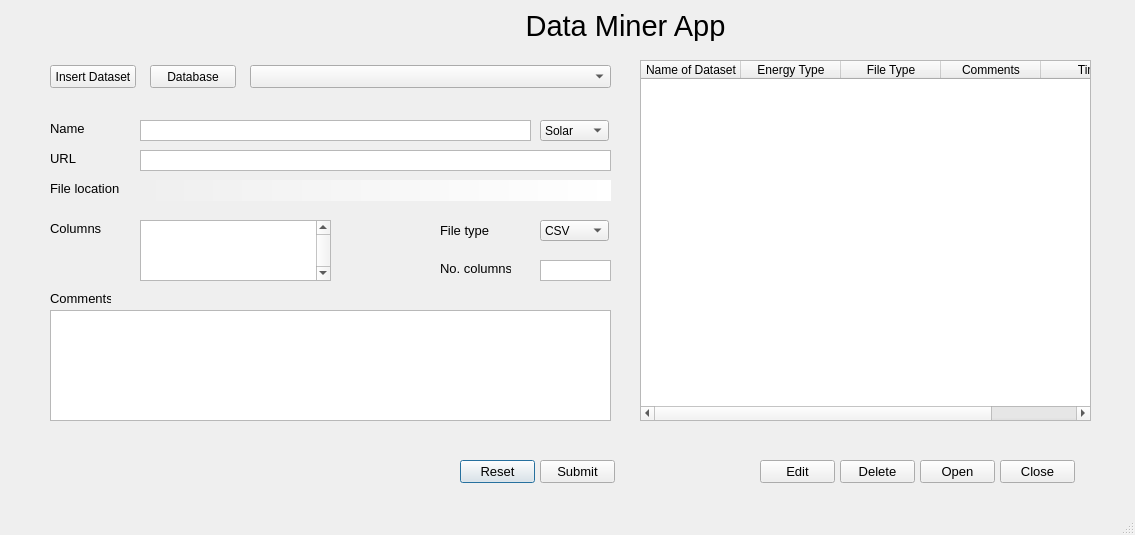
gadher80/PyQt5-GUI-Dataproject, file PyQT5Project/DataMiner.ui: the form before one commit.
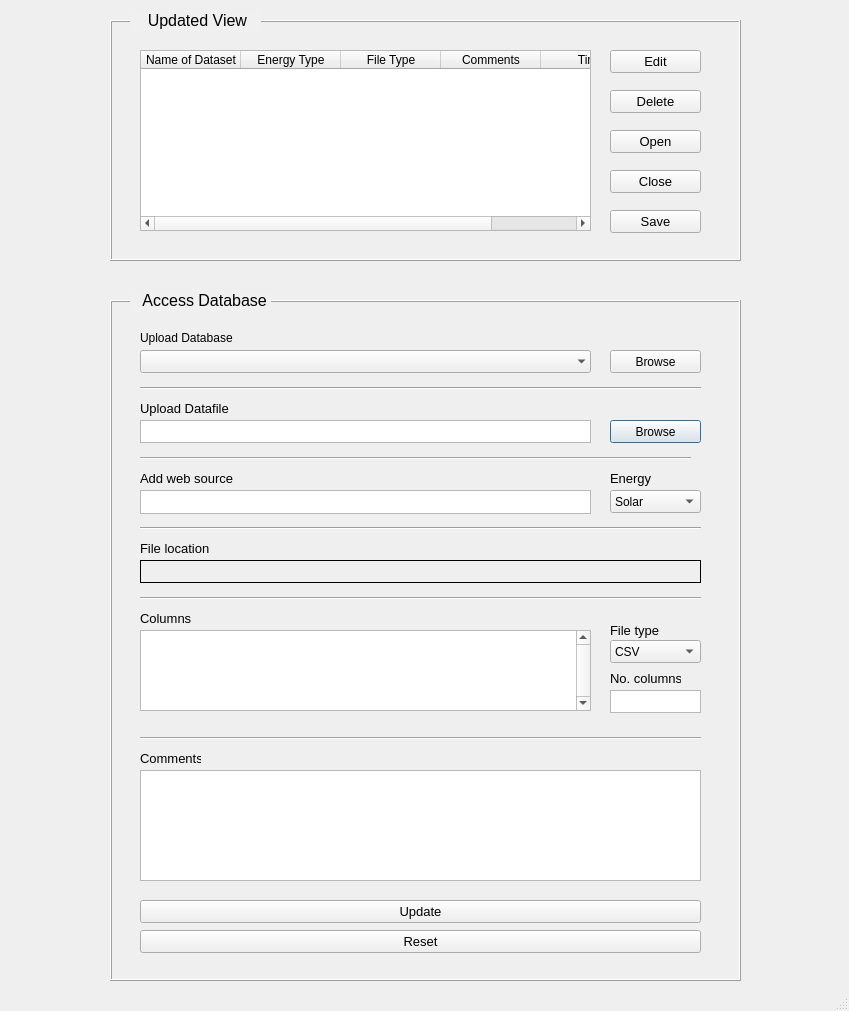
The form after the commit.

```diff
--- a/PyQT5Project/DataMiner.ui
+++ b/PyQT5Project/DataMiner.ui
@@ -9,8 +9,8 @@
    <rect>
     <x>0</x>
     <y>0</y>
-    <width>1135</width>
-    <height>535</height>
+    <width>849</width>
+    <height>1011</height>
    </rect>
   </property>
   <property name="sizePolicy">
@@ -44,34 +44,13 @@
   <property name="sizeGripEnabled">
    <bool>true</bool>
   </property>
-  <widget class="QLabel" name="label">
-   <property name="geometry">
-    <rect>
-     <x>510</x>
-     <y>10</y>
-     <width>231</width>
-     <height>31</height>
-    </rect>
-   </property>
-   <property name="font">
-    <font>
-     <pointsize>22</pointsize>
-    </font>
-   </property>
-   <property name="text">
-    <string>Data Miner App</string>
-   </property>
-   <property name="alignment">
-    <set>Qt::AlignCenter</set>
-   </property>
-  </widget>
   <widget class="QComboBox" name="EnergycomboBox">
    <property name="geometry">
     <rect>
-     <x>540</x>
-     <y>120</y>
-     <width>69</width>
-     <height>21</height>
+     <x>610</x>
+     <y>490</y>
+     <width>91</width>
+     <height>23</height>
     </rect>
    </property>
    <property name="font">
@@ -113,9 +92,9 @@
   <widget class="QLabel" name="label_2">
    <property name="geometry">
     <rect>
-     <x>50</x>
-     <y>120</y>
-     <width>81</width>
+     <x>140</x>
+     <y>400</y>
+     <width>131</width>
      <height>16</height>
     </rect>
    </property>
@@ -125,15 +104,15 @@
     </font>
    </property>
    <property name="text">
-    <string>Name</string>
+    <string>Upload Datafile</string>
    </property>
   </widget>
   <widget class="QLabel" name="label_3">
    <property name="geometry">
     <rect>
-     <x>50</x>
-     <y>150</y>
-     <width>41</width>
+     <x>140</x>
+     <y>470</y>
+     <width>121</width>
      <height>16</height>
     </rect>
    </property>
@@ -143,14 +122,14 @@
     </font>
    </property>
    <property name="text">
-    <string>URL</string>
+    <string>Add web source</string>
    </property>
   </widget>
   <widget class="QLabel" name="label_4">
    <property name="geometry">
     <rect>
-     <x>50</x>
-     <y>180</y>
+     <x>140</x>
+     <y>540</y>
      <width>71</width>
      <height>16</height>
     </rect>
@@ -167,8 +146,8 @@
   <widget class="QLabel" name="label_5">
    <property name="geometry">
     <rect>
-     <x>440</x>
-     <y>220</y>
+     <x>610</x>
+     <y>620</y>
      <width>51</width>
      <height>21</height>
     </rect>
@@ -185,8 +164,8 @@
   <widget class="QLabel" name="label_6">
    <property name="geometry">
     <rect>
-     <x>50</x>
-     <y>220</y>
+     <x>140</x>
+     <y>610</y>
      <width>81</width>
      <height>16</height>
     </rect>
@@ -203,8 +182,8 @@
   <widget class="QLabel" name="label_7">
    <property name="geometry">
     <rect>
-     <x>440</x>
-     <y>260</y>
+     <x>610</x>
+     <y>670</y>
      <width>71</width>
      <height>16</height>
     </rect>
@@ -221,8 +200,8 @@
   <widget class="QLabel" name="label_8">
    <property name="geometry">
     <rect>
-     <x>50</x>
-     <y>290</y>
+     <x>140</x>
+     <y>750</y>
      <width>61</width>
      <height>16</height>
     </rect>
@@ -239,9 +218,9 @@
   <widget class="QPushButton" name="ResetButton">
    <property name="geometry">
     <rect>
-     <x>460</x>
-     <y>460</y>
-     <width>75</width>
+     <x>140</x>
+     <y>930</y>
+     <width>561</width>
      <height>23</height>
     </rect>
    </property>
@@ -253,13 +232,22 @@
    <property name="text">
     <string>Reset</string>
    </property>
+   <property name="autoDefault">
+    <bool>false</bool>
+   </property>
+   <property name="default">
+    <bool>false</bool>
+   </property>
+   <property name="flat">
+    <bool>false</bool>
+   </property>
   </widget>
   <widget class="QPushButton" name="insertButton">
    <property name="geometry">
     <rect>
-     <x>50</x>
-     <y>65</y>
-     <width>86</width>
+     <x>610</x>
+     <y>420</y>
+     <width>91</width>
      <height>23</height>
     </rect>
    </property>
@@ -269,7 +257,7 @@
     </font>
    </property>
    <property name="text">
-    <string>Insert Dataset</string>
+    <string notr="true">Browse</string>
    </property>
    <property name="iconSize">
     <size>
@@ -290,12 +278,18 @@
   <widget class="QTableWidget" name="DataTableWidget">
    <property name="geometry">
     <rect>
-     <x>640</x>
-     <y>60</y>
+     <x>140</x>
+     <y>50</y>
      <width>451</width>
-     <height>361</height>
+     <height>181</height>
     </rect>
    </property>
+   <property name="mouseTracking">
+    <bool>true</bool>
+   </property>
+   <property name="layoutDirection">
+    <enum>Qt::LeftToRight</enum>
+   </property>
    <property name="autoFillBackground">
     <bool>true</bool>
    </property>
@@ -343,9 +337,9 @@
   <widget class="QPushButton" name="submitButton">
    <property name="geometry">
     <rect>
-     <x>540</x>
-     <y>460</y>
-     <width>75</width>
+     <x>140</x>
+     <y>900</y>
+     <width>561</width>
      <height>23</height>
     </rect>
    </property>
@@ -355,16 +349,16 @@
     </font>
    </property>
    <property name="text">
-    <string>Submit</string>
+    <string>Update</string>
    </property>
   </widget>
   <widget class="QLabel" name="locationLabel">
    <property name="geometry">
     <rect>
      <x>140</x>
-     <y>180</y>
-     <width>471</width>
-     <height>21</height>
+     <y>560</y>
+     <width>561</width>
+     <height>23</height>
     </rect>
    </property>
    <property name="font">
@@ -373,10 +367,16 @@
     </font>
    </property>
    <property name="autoFillBackground">
-    <bool>false</bool>
+    <bool>true</bool>
    </property>
    <property name="styleSheet">
-    <string notr="true">background-color: qlineargradient(spread:pad, x1:0, y1:0, x2:1, y2:0, stop:0 rgba(255, 255, 255, 0), stop:1 rgba(255, 255, 255, 255)); border-color: rgb(255, 255, 255);</string>
+    <string notr="true"/>
+   </property>
+   <property name="frameShape">
+    <enum>QFrame::Box</enum>
+   </property>
+   <property name="frameShadow">
+    <enum>QFrame::Plain</enum>
    </property>
    <property name="text">
     <string/>
@@ -386,9 +386,9 @@
    <property name="geometry">
     <rect>
      <x>140</x>
-     <y>120</y>
-     <width>391</width>
-     <height>21</height>
+     <y>420</y>
+     <width>451</width>
+     <height>23</height>
     </rect>
    </property>
    <property name="autoFillBackground">
@@ -400,6 +400,9 @@
    <property name="verticalScrollBarPolicy">
     <enum>Qt::ScrollBarAlwaysOff</enum>
    </property>
+   <property name="readOnly">
+    <bool>true</bool>
+   </property>
    <property name="tabStopWidth">
     <number>79</number>
    </property>
@@ -408,9 +411,9 @@
    <property name="geometry">
     <rect>
      <x>140</x>
-     <y>150</y>
-     <width>471</width>
-     <height>21</height>
+     <y>490</y>
+     <width>451</width>
+     <height>24</height>
     </rect>
    </property>
    <property name="styleSheet">
@@ -423,8 +426,8 @@
   <widget class="QTextEdit" name="commentTextEdit">
    <property name="geometry">
     <rect>
-     <x>50</x>
-     <y>310</y>
+     <x>140</x>
+     <y>770</y>
      <width>561</width>
      <height>111</height>
     </rect>
@@ -437,9 +440,9 @@
    <property name="geometry">
     <rect>
      <x>140</x>
-     <y>220</y>
-     <width>191</width>
-     <height>61</height>
+     <y>630</y>
+     <width>451</width>
+     <height>81</height>
     </rect>
    </property>
    <property name="font">
@@ -454,6 +457,12 @@
    <property name="alternatingRowColors">
     <bool>true</bool>
    </property>
+   <property name="iconSize">
+    <size>
+     <width>16</width>
+     <height>16</height>
+    </size>
+   </property>
    <property name="resizeMode">
     <enum>QListView::Adjust</enum>
    </property>
@@ -470,10 +479,10 @@
   <widget class="QTextEdit" name="colTextEdit">
    <property name="geometry">
     <rect>
-     <x>540</x>
-     <y>260</y>
-     <width>71</width>
-     <height>21</height>
+     <x>610</x>
+     <y>690</y>
+     <width>91</width>
+     <height>23</height>
     </rect>
    </property>
    <property name="styleSheet">
@@ -482,14 +491,17 @@
    <property name="verticalScrollBarPolicy">
     <enum>Qt::ScrollBarAlwaysOff</enum>
    </property>
+   <property name="readOnly">
+    <bool>true</bool>
+   </property>
   </widget>
   <widget class="QComboBox" name="EnergyComboList">
    <property name="geometry">
     <rect>
-     <x>540</x>
-     <y>220</y>
-     <width>69</width>
-     <height>21</height>
+     <x>610</x>
+     <y>640</y>
+     <width>91</width>
+     <height>23</height>
     </rect>
    </property>
    <item>
@@ -516,9 +528,9 @@
   <widget class="QPushButton" name="EditButton">
    <property name="geometry">
     <rect>
-     <x>760</x>
-     <y>460</y>
-     <width>75</width>
+     <x>610</x>
+     <y>50</y>
+     <width>91</width>
      <height>23</height>
     </rect>
    </property>
@@ -534,9 +546,9 @@
   <widget class="QPushButton" name="deleteButton">
    <property name="geometry">
     <rect>
-     <x>840</x>
-     <y>460</y>
-     <width>75</width>
+     <x>610</x>
+     <y>90</y>
+     <width>91</width>
      <height>23</height>
     </rect>
    </property>
@@ -552,9 +564,9 @@
   <widget class="QPushButton" name="openFileButton">
    <property name="geometry">
     <rect>
-     <x>920</x>
-     <y>460</y>
-     <width>75</width>
+     <x>610</x>
+     <y>130</y>
+     <width>91</width>
      <height>23</height>
     </rect>
    </property>
@@ -570,9 +582,9 @@
   <widget class="QPushButton" name="databaseButton">
    <property name="geometry">
     <rect>
-     <x>150</x>
-     <y>65</y>
-     <width>86</width>
+     <x>610</x>
+     <y>350</y>
+     <width>91</width>
      <height>23</height>
     </rect>
    </property>
@@ -582,7 +594,7 @@
     </font>
    </property>
    <property name="text">
-    <string>Database</string>
+    <string>Browse</string>
    </property>
    <property name="iconSize">
     <size>
@@ -603,19 +615,25 @@
   <widget class="QComboBox" name="databaseComboBox">
    <property name="geometry">
     <rect>
-     <x>250</x>
-     <y>65</y>
-     <width>361</width>
+     <x>140</x>
+     <y>350</y>
+     <width>451</width>
      <height>23</height>
     </rect>
    </property>
+   <property name="duplicatesEnabled">
+    <bool>false</bool>
+   </property>
+   <property name="frame">
+    <bool>false</bool>
+   </property>
   </widget>
   <widget class="QPushButton" name="closeButton">
    <property name="geometry">
     <rect>
-     <x>1000</x>
-     <y>460</y>
-     <width>75</width>
+     <x>610</x>
+     <y>170</y>
+     <width>91</width>
      <height>23</height>
     </rect>
    </property>
@@ -628,6 +646,261 @@
     <string>Close</string>
    </property>
   </widget>
+  <widget class="QLabel" name="label">
+   <property name="geometry">
+    <rect>
+     <x>140</x>
+     <y>330</y>
+     <width>131</width>
+     <height>16</height>
+    </rect>
+   </property>
+   <property name="text">
+    <string>Upload Database</string>
+   </property>
+  </widget>
+  <widget class="Line" name="line">
+   <property name="geometry">
+    <rect>
+     <x>140</x>
+     <y>380</y>
+     <width>561</width>
+     <height>16</height>
+    </rect>
+   </property>
+   <property name="orientation">
+    <enum>Qt::Horizontal</enum>
+   </property>
+  </widget>
+  <widget class="Line" name="line_2">
+   <property name="geometry">
+    <rect>
+     <x>140</x>
+     <y>450</y>
+     <width>551</width>
+     <height>16</height>
+    </rect>
+   </property>
+   <property name="orientation">
+    <enum>Qt::Horizontal</enum>
+   </property>
+  </widget>
+  <widget class="Line" name="line_3">
+   <property name="geometry">
+    <rect>
+     <x>140</x>
+     <y>520</y>
+     <width>561</width>
+     <height>16</height>
+    </rect>
+   </property>
+   <property name="orientation">
+    <enum>Qt::Horizontal</enum>
+   </property>
+  </widget>
+  <widget class="Line" name="line_4">
+   <property name="geometry">
+    <rect>
+     <x>140</x>
+     <y>590</y>
+     <width>561</width>
+     <height>16</height>
+    </rect>
+   </property>
+   <property name="orientation">
+    <enum>Qt::Horizontal</enum>
+   </property>
+  </widget>
+  <widget class="QLabel" name="label_9">
+   <property name="geometry">
+    <rect>
+     <x>610</x>
+     <y>470</y>
+     <width>71</width>
+     <height>16</height>
+    </rect>
+   </property>
+   <property name="font">
+    <font>
+     <pointsize>10</pointsize>
+    </font>
+   </property>
+   <property name="text">
+    <string>Energy</string>
+   </property>
+  </widget>
+  <widget class="Line" name="line_5">
+   <property name="geometry">
+    <rect>
+     <x>140</x>
+     <y>730</y>
+     <width>561</width>
+     <height>16</height>
+    </rect>
+   </property>
+   <property name="orientation">
+    <enum>Qt::Horizontal</enum>
+   </property>
+  </widget>
+  <widget class="QLabel" name="label_10">
+   <property name="geometry">
+    <rect>
+     <x>110</x>
+     <y>300</y>
+     <width>631</width>
+     <height>681</height>
+    </rect>
+   </property>
+   <property name="frameShape">
+    <enum>QFrame::Box</enum>
+   </property>
+   <property name="frameShadow">
+    <enum>QFrame::Raised</enum>
+   </property>
+   <property name="text">
+    <string/>
+   </property>
+  </widget>
+  <widget class="QLabel" name="label_11">
+   <property name="geometry">
+    <rect>
+     <x>130</x>
+     <y>290</y>
+     <width>141</width>
+     <height>21</height>
+    </rect>
+   </property>
+   <property name="font">
+    <font>
+     <pointsize>12</pointsize>
+     <weight>50</weight>
+     <bold>false</bold>
+    </font>
+   </property>
+   <property name="whatsThis">
+    <string>&lt;html&gt;&lt;head/&gt;&lt;body&gt;&lt;p align=&quot;center&quot;&gt;&lt;br/&gt;&lt;/p&gt;&lt;/body&gt;&lt;/html&gt;</string>
+   </property>
+   <property name="styleSheet">
+    <string notr="true">
+background-color: rgb(240, 240, 240);</string>
+   </property>
+   <property name="frameShape">
+    <enum>QFrame::NoFrame</enum>
+   </property>
+   <property name="frameShadow">
+    <enum>QFrame::Sunken</enum>
+   </property>
+   <property name="text">
+    <string>   Access Database</string>
+   </property>
+  </widget>
+  <widget class="QLabel" name="label_12">
+   <property name="geometry">
+    <rect>
+     <x>110</x>
+     <y>20</y>
+     <width>631</width>
+     <height>241</height>
+    </rect>
+   </property>
+   <property name="frameShape">
+    <enum>QFrame::Box</enum>
+   </property>
+   <property name="frameShadow">
+    <enum>QFrame::Raised</enum>
+   </property>
+   <property name="text">
+    <string/>
+   </property>
+  </widget>
+  <widget class="QLabel" name="label_13">
+   <property name="geometry">
+    <rect>
+     <x>130</x>
+     <y>10</y>
+     <width>131</width>
+     <height>21</height>
+    </rect>
+   </property>
+   <property name="font">
+    <font>
+     <pointsize>12</pointsize>
+     <weight>50</weight>
+     <bold>false</bold>
+    </font>
+   </property>
+   <property name="whatsThis">
+    <string>&lt;html&gt;&lt;head/&gt;&lt;body&gt;&lt;p align=&quot;center&quot;&gt;&lt;br/&gt;&lt;/p&gt;&lt;/body&gt;&lt;/html&gt;</string>
+   </property>
+   <property name="styleSheet">
+    <string notr="true">
+background-color: rgb(240, 240, 240);</string>
+   </property>
+   <property name="frameShape">
+    <enum>QFrame::NoFrame</enum>
+   </property>
+   <property name="frameShadow">
+    <enum>QFrame::Sunken</enum>
+   </property>
+   <property name="text">
+    <string>    Updated View</string>
+   </property>
+  </widget>
+  <widget class="QPushButton" name="saveButton">
+   <property name="geometry">
+    <rect>
+     <x>610</x>
+     <y>210</y>
+     <width>91</width>
+     <height>23</height>
+    </rect>
+   </property>
+   <property name="font">
+    <font>
+     <pointsize>10</pointsize>
+    </font>
+   </property>
+   <property name="text">
+    <string>Save</string>
+   </property>
+  </widget>
+  <zorder>label_12</zorder>
+  <zorder>label_10</zorder>
+  <zorder>EnergycomboBox</zorder>
+  <zorder>label_2</zorder>
+  <zorder>label_3</zorder>
+  <zorder>label_4</zorder>
+  <zorder>label_5</zorder>
+  <zorder>label_6</zorder>
+  <zorder>label_7</zorder>
+  <zorder>label_8</zorder>
+  <zorder>ResetButton</zorder>
+  <zorder>insertButton</zorder>
+  <zorder>DataTableWidget</zorder>
+  <zorder>updateButton</zorder>
+  <zorder>locationLabel</zorder>
+  <zorder>datasetTextEdit</zorder>
+  <zorder>urlTextEdit</zorder>
+  <zorder>commentTextEdit</zorder>
+  <zorder>colNameslist</zorder>
+  <zorder>colTextEdit</zorder>
+  <zorder>EnergyComboList</zorder>
+  <zorder>EditButton</zorder>
+  <zorder>deleteButton</zorder>
+  <zorder>openFileButton</zorder>
+  <zorder>databaseButton</zorder>
+  <zorder>databaseComboBox</zorder>
+  <zorder>closeButton</zorder>
+  <zorder>label</zorder>
+  <zorder>line</zorder>
+  <zorder>line_2</zorder>
+  <zorder>line_3</zorder>
+  <zorder>line_4</zorder>
+  <zorder>label_9</zorder>
+  <zorder>line_5</zorder>
+  <zorder>label_11</zorder>
+  <zorder>label_13</zorder>
+  <zorder>saveButton</zorder>
  </widget>
  <resources/>
  <connections/>
```
Left out of the diff: 16 changed lines with no effect on the pictures.
